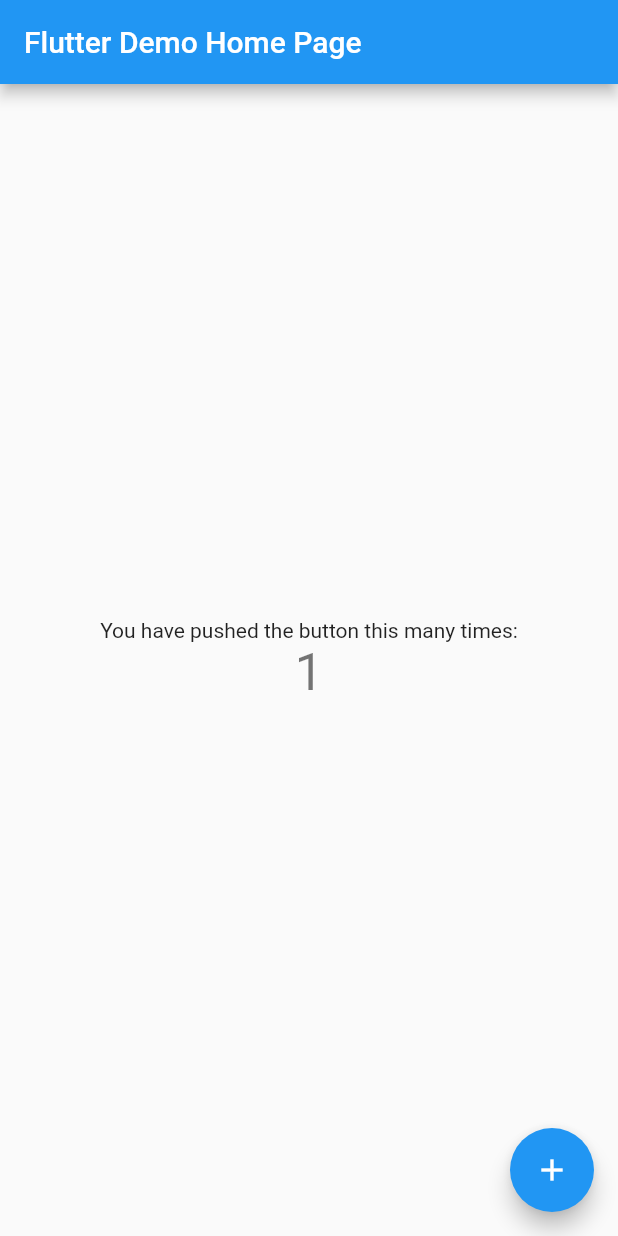
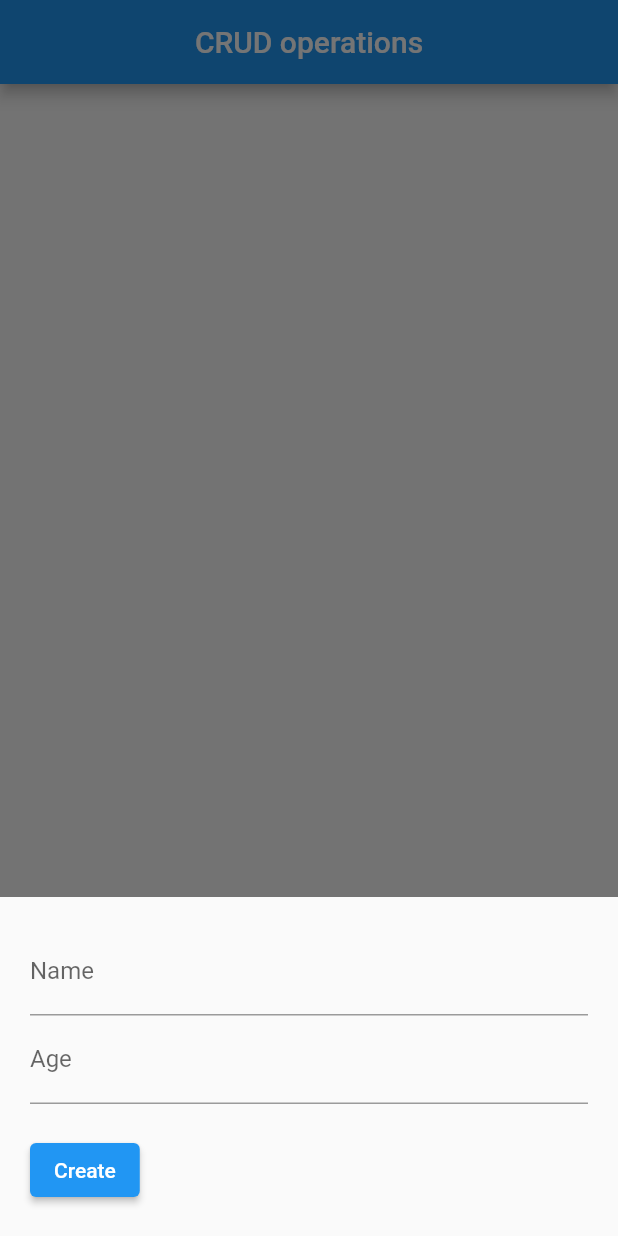
Before and after one commit to kartik01112004/cloud_firestore_crud, a Flutter app: the screen it shows after launch, after a tap on the "add" icon, on a phone screen of 412 x 824 dp. Run offline on Flutter 3.47's test engine with Material 2 defaults, Android fonts, the light colour scheme and no system bars; our stand-ins replace cloud_firestore, firebase_core; accounts and stored records are empty.

Commit message:
commit 2

```diff
--- a/lib/main.dart
+++ b/lib/main.dart
@@ -1,6 +1,10 @@
 import 'package:flutter/material.dart';
+import 'package:firebase_core/firebase_core.dart';
+import 'package:cloud_firestore/cloud_firestore.dart';
 
-void main() {
+void main() async{
+  WidgetsFlutterBinding.ensureInitialized();
+  await Firebase.initializeApp();
   runApp(const MyApp());
 }
 
@@ -24,92 +28,197 @@
         // is not restarted.
         primarySwatch: Colors.blue,
       ),
-      home: const MyHomePage(title: 'Flutter Demo Home Page'),
+      home: const HOMEPAGE(),
     );
   }
 }
 
-class MyHomePage extends StatefulWidget {
-  const MyHomePage({super.key, required this.title});
-
-  // This widget is the home page of your application. It is stateful, meaning
-  // that it has a State object (defined below) that contains fields that affect
-  // how it looks.
-
-  // This class is the configuration for the state. It holds the values (in this
-  // case the title) provided by the parent (in this case the App widget) and
-  // used by the build method of the State. Fields in a Widget subclass are
-  // always marked "final".
-
-  final String title;
+class HOMEPAGE extends StatefulWidget {
+  const HOMEPAGE({Key? key}) : super(key: key);
 
   @override
-  State<MyHomePage> createState() => _MyHomePageState();
+  State<HOMEPAGE> createState() => _HOMEPAGEState();
 }
 
-class _MyHomePageState extends State<MyHomePage> {
-  int _counter = 0;
+class _HOMEPAGEState extends State<HOMEPAGE> {
+  final CollectionReference _products =
+  FirebaseFirestore.instance.collection('products');
 
-  void _incrementCounter() {
-    setState(() {
-      // This call to setState tells the Flutter framework that something has
-      // changed in this State, which causes it to rerun the build method below
-      // so that the display can reflect the updated values. If we changed
-      // _counter without calling setState(), then the build method would not be
-      // called again, and so nothing would appear to happen.
-      _counter++;
-    });
+  final TextEditingController _nameController= TextEditingController();
+  final TextEditingController _ageController= TextEditingController();
+
+  Future<void> _update([DocumentSnapshot? documentSnapshot]) async {
+    if (documentSnapshot != null) {
+
+      _nameController.text = documentSnapshot['name'];
+      _ageController.text = documentSnapshot['age'].toString();
+    }
+
+    await showModalBottomSheet(
+        isScrollControlled: true,
+        context: context,
+        builder: (BuildContext ctx) {
+          return Padding(
+            padding: EdgeInsets.only(
+                top: 20,
+                left: 20,
+                right: 20,
+                bottom: MediaQuery.of(ctx).viewInsets.bottom + 20),
+            child: Column(
+              mainAxisSize: MainAxisSize.min,
+              crossAxisAlignment: CrossAxisAlignment.start,
+              children: [
+                TextField(
+                  controller: _nameController,
+                  decoration: const InputDecoration(labelText: 'Name'),
+                ),
+                TextField(
+                  keyboardType:
+                  const TextInputType.numberWithOptions(decimal: true),
+                  controller: _ageController,
+                  decoration: const InputDecoration(
+                    labelText: 'Age',
+                  ),
+                ),
+                const SizedBox(
+                  height: 20,
+                ),
+                ElevatedButton(
+                  child: const Text( 'Update'),
+                  onPressed: () async {
+                    final String name = _nameController.text;
+                    final double? age =
+                    double.tryParse(_ageController.text);
+                    if (age != null) {
+
+                      await _products
+                          .doc(documentSnapshot!.id)
+                          .update({"name": name, "age": age});
+                      _nameController.text = '';
+                      _ageController.text = '';
+                      Navigator.of(context).pop();
+                    }
+                  },
+                )
+              ],
+            ),
+          );
+        });
   }
+  Future<void> _create([DocumentSnapshot? documentSnapshot]) async {
+    if (documentSnapshot != null) {
+
+      _nameController.text = documentSnapshot['name'];
+      _ageController.text = documentSnapshot['age'].toString();
+    }
+
+    await showModalBottomSheet(
+        isScrollControlled: true,
+        context: context,
+        builder: (BuildContext ctx) {
+          return Padding(
+            padding: EdgeInsets.only(
+                top: 20,
+                left: 20,
+                right: 20,
+                bottom: MediaQuery.of(ctx).viewInsets.bottom + 20),
+            child: Column(
+              mainAxisSize: MainAxisSize.min,
+              crossAxisAlignment: CrossAxisAlignment.start,
+              children: [
+                TextField(
+                  controller: _nameController,
+                  decoration: const InputDecoration(labelText: 'Name'),
+                ),
+                TextField(
+                  keyboardType:
+                  const TextInputType.numberWithOptions(decimal: true),
+                  controller: _ageController,
+                  decoration: const InputDecoration(
+                    labelText: 'Age',
+                  ),
+                ),
+                const SizedBox(
+                  height: 20,
+                ),
+                ElevatedButton(
+                  child: const Text( 'Create'),
+                  onPressed: () async {
+                    final String name = _nameController.text;
+                    final double? age =
+                    double.tryParse(_ageController.text);
+                    if (age != null) {
+
+                      await _products.add({'name': name,"age": age});
+                      _nameController.text = '';
+                      _ageController.text = '';
+                      Navigator.of(context).pop();
+                    }
+                  },
+                )
+              ],
+            ),
+          );
+        });
+  }
+  Future<void> _delete(String productId) async{
+    await _products.doc(productId).delete();
+
+    ScaffoldMessenger.of(context).showSnackBar(const SnackBar(
+        content: Text('an enrty was deleted')));
+  }
+
 
   @override
   Widget build(BuildContext context) {
-    // This method is rerun every time setState is called, for instance as done
-    // by the _incrementCounter method above.
-    //
-    // The Flutter framework has been optimized to make rerunning build methods
-    // fast, so that you can just rebuild anything that needs updating rather
-    // than having to individually change instances of widgets.
     return Scaffold(
+      floatingActionButton: FloatingActionButton(
+        onPressed: ()=> _create(),
+        child: const Icon(Icons.add),
+      ),
       appBar: AppBar(
-        // Here we take the value from the MyHomePage object that was created by
-        // the App.build method, and use it to set our appbar title.
-        title: Text(widget.title),
+        centerTitle: true,
+        title: const Text("CRUD operations"),
       ),
-      body: Center(
-        // Center is a layout widget. It takes a single child and positions it
-        // in the middle of the parent.
-        child: Column(
-          // Column is also a layout widget. It takes a list of children and
-          // arranges them vertically. By default, it sizes itself to fit its
-          // children horizontally, and tries to be as tall as its parent.
-          //
-          // Invoke "debug painting" (press "p" in the console, choose the
-          // "Toggle Debug Paint" action from the Flutter Inspector in Android
-          // Studio, or the "Toggle Debug Paint" command in Visual Studio Code)
-          // to see the wireframe for each widget.
-          //
-          // Column has various properties to control how it sizes itself and
-          // how it positions its children. Here we use mainAxisAlignment to
-          // center the children vertically; the main axis here is the vertical
-          // axis because Columns are vertical (the cross axis would be
-          // horizontal).
-          mainAxisAlignment: MainAxisAlignment.center,
-          children: <Widget>[
-            const Text(
-              'You have pushed the button this many times:',
-            ),
-            Text(
-              '$_counter',
-              style: Theme.of(context).textTheme.headline4,
-            ),
-          ],
-        ),
+      body: StreamBuilder(
+        stream: _products.snapshots(),
+        builder: (context , AsyncSnapshot<QuerySnapshot> streamSnapshot){
+          if (streamSnapshot.hasData){
+            return ListView.builder(
+                itemCount: streamSnapshot.data!.docs.length,
+                itemBuilder: (context,index){
+                  final DocumentSnapshot documentSnapshot=
+                  streamSnapshot.data!.docs[index];
+                  return Card(
+                  margin: const EdgeInsets.all(10.0),
+                  child: ListTile(
+                    title: Text(documentSnapshot['name']),
+                    subtitle: Text(documentSnapshot['age'].toString()),
+                    trailing:  SizedBox(
+                      width: 100.0,
+                      child: Row(
+                        children: [
+                          IconButton(
+                          icon: const Icon(Icons.edit),
+                          onPressed: ()=>
+                            _update(documentSnapshot)),
+                          IconButton(
+                              icon: const Icon(Icons.delete),
+                              onPressed: ()=>
+                                  _delete(documentSnapshot.id)),
+                        ],
+                      ),
+                    ),
+                  ) ,
+                  );
+                }
+            );
+          }
+          return const Center(
+            child: CircularProgressIndicator(),
+          );
+        },
       ),
-      floatingActionButton: FloatingActionButton(
-        onPressed: _incrementCounter,
-        tooltip: 'Increment',
-        child: const Icon(Icons.add),
-      ), // This trailing comma makes auto-formatting nicer for build methods.
     );
   }
 }
--- a/pubspec.yaml
+++ b/pubspec.yaml
@@ -36,6 +36,7 @@
   # The following adds the Cupertino Icons font to your application.
   # Use with the CupertinoIcons class for iOS style icons.
   cupertino_icons: ^1.0.2
+  cloud_firestore: ^4.4.3
 
 dev_dependencies:
   flutter_test:
```
Also changed, not shown: pubspec.lock, 2 other files.
